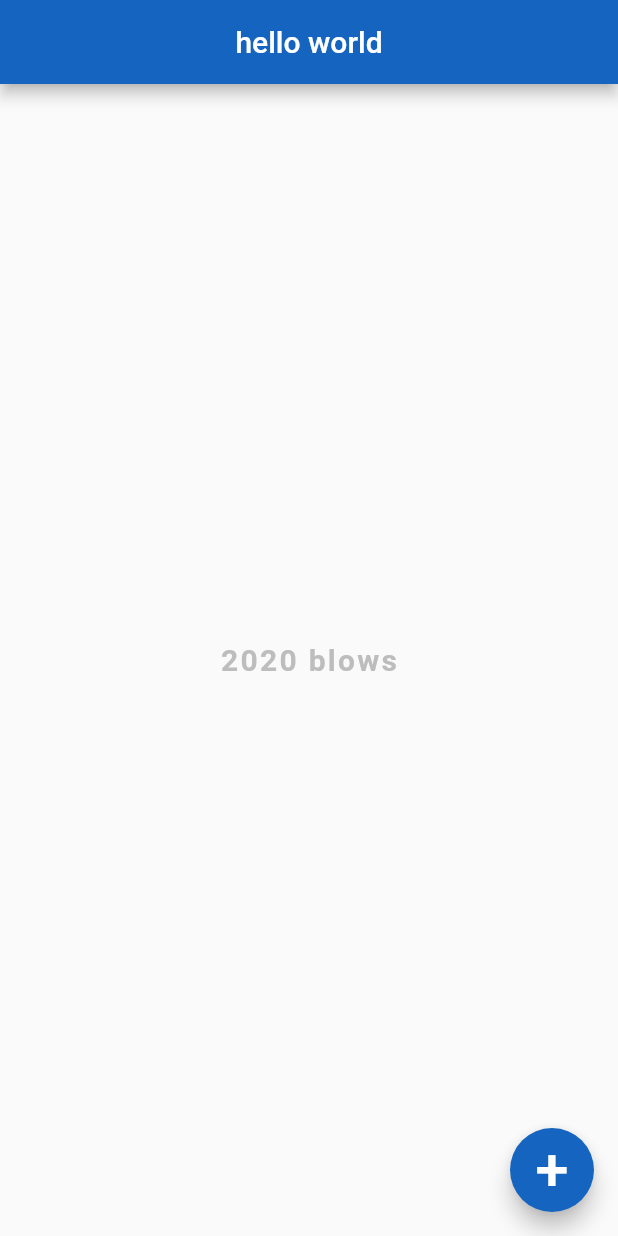
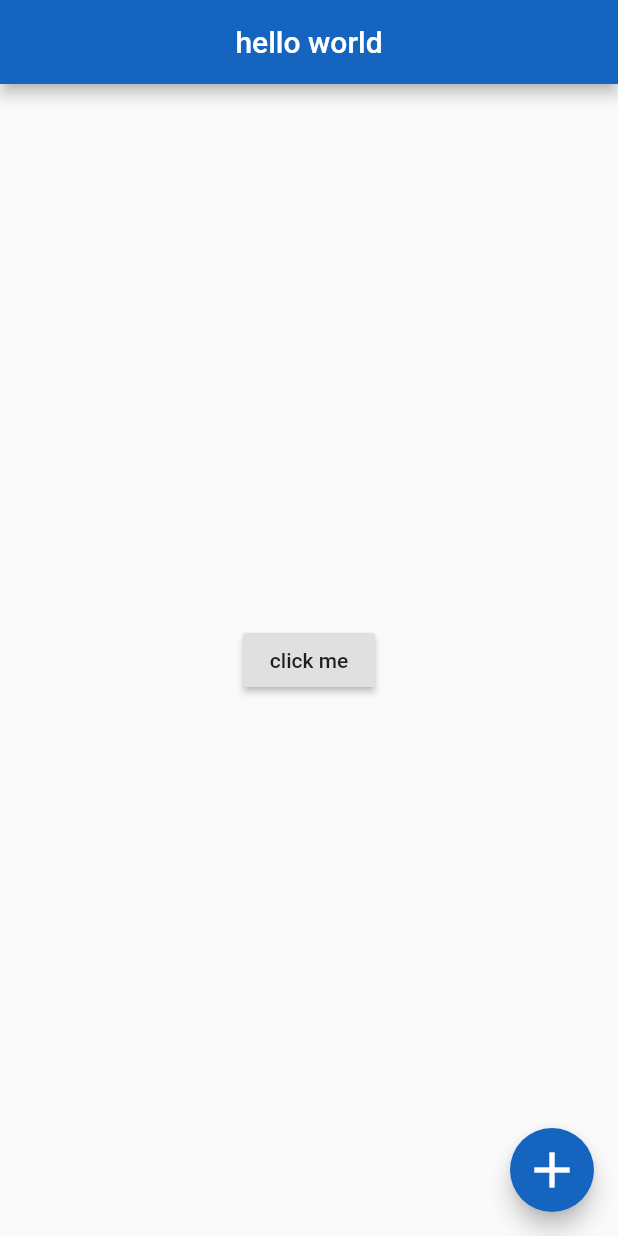
Before and after one commit to OwenWest/FlutterTutorial, a Flutter app: the screen it shows after launch, on a phone screen of 412 x 824 dp. Run offline on Flutter 3.47's test engine with Material 2 defaults, Android fonts, the phone set to English and light mode, and no system bars.

Commit message:
Testing this out

```diff
--- a/lib/main.dart
+++ b/lib/main.dart
@@ -16,22 +16,18 @@ class Home extends StatelessWidget {
         backgroundColor: Colors.blue[800],
       ),
       body: Center(
-        child: Text(
-            '2020 blows',
-            style: TextStyle(
-              fontSize: 20.0,
-              fontWeight: FontWeight.bold,
-              letterSpacing: 1.5,
-              color: Colors.grey[400],
-            )
-        ),
+        child: RaisedButton(
+          onPressed: () {
+            print('you clicked me');
+          },
+          child: Text('click me'),
+        )
       ),
       floatingActionButton: FloatingActionButton(
         onPressed: () {},
-        child: Text(
-            "+",
-            style: TextStyle(
-                fontSize: 40.0)
+        child: Icon(
+          Icons.add,
+          size: 40.0,
         ),
         backgroundColor: Colors.blue[800],
       ),
--- a/pubspec.yaml
+++ b/pubspec.yaml
@@ -46,8 +46,8 @@ flutter:
   uses-material-design: true
 
   # To add assets to your application, add an assets section, like this:
- assets:
-   - assets/
+assets:
+ - assets/
 
   # An image asset can refer to one or more resolution-specific "variants", see
   # https://flutter.dev/assets-and-images/#resolution-aware.
```
